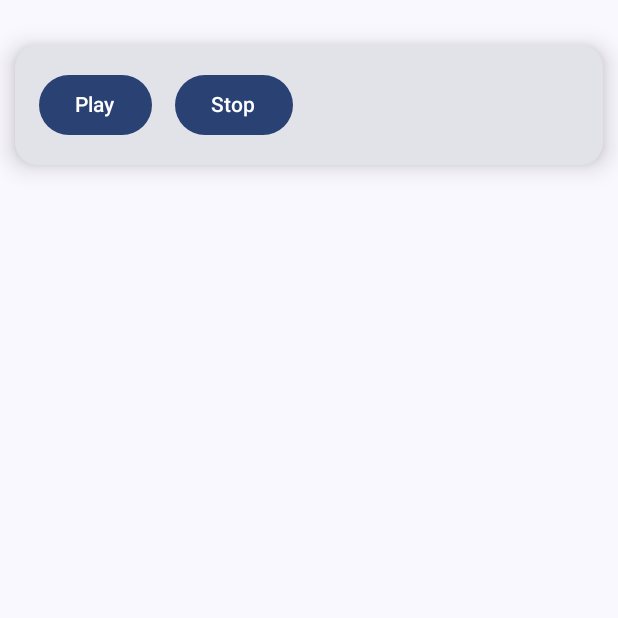
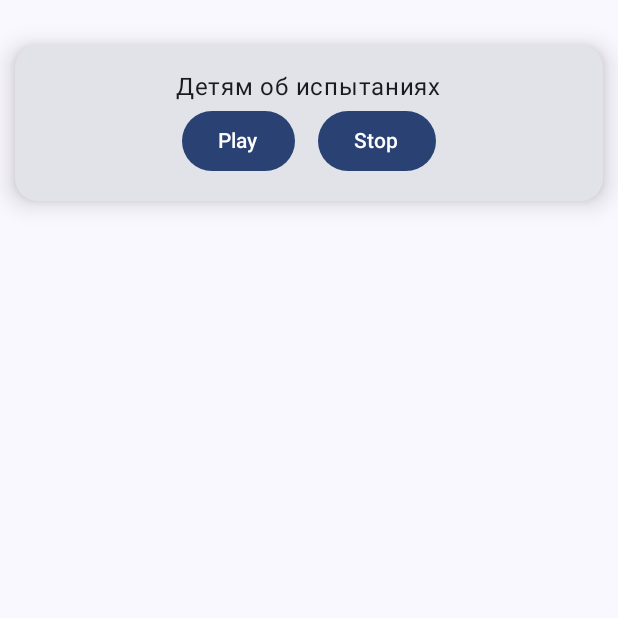
Before and after one commit to Ilshat700/DostovernoObIslame, an Android app built with Jetpack Compose: the composable Audio1 shown on its own in the app's theme, on a phone screen of 412 x 824 dp, the top half of it. Run offline under Robolectric (Android 15) with nearby library versions, the phone set to English and light mode, and no system bars.

Commit message:
edited LecturesScreen

```diff
--- a/app/src/main/java/com/ilshatcompany/dostovernoobislame/LecturesScreen.kt
+++ b/app/src/main/java/com/ilshatcompany/dostovernoobislame/LecturesScreen.kt
@@ -81,18 +81,24 @@ fun Audio1() {
     Card(
         modifier = Modifier
             .fillMaxWidth()
-            .padding(10.dp,30.dp),
+            .padding(10.dp, 30.dp),
         shape = RoundedCornerShape(15.dp),
         elevation = CardDefaults.cardElevation(10.dp)
     ) {
-        Box {
-            Row(
+        Box(
+            modifier = Modifier.fillMaxWidth(),
+            contentAlignment = Alignment.Center
+        ) {
+            Column(
                 modifier = Modifier
-//            .fillMaxSize()
                     .padding(16.dp),
-                horizontalArrangement = Arrangement.Center,
-                verticalAlignment = Alignment.CenterVertically
+                horizontalAlignment = Alignment.CenterHorizontally,
+                verticalArrangement = Arrangement.Center
             ) {
+
+                Text(text = "Детям об испытаниях")
+
+                Row {
                     Button(
                         onClick = {
                             if (isPlaying) {
@@ -118,41 +124,9 @@ fun Audio1() {
                         Text(text = "Stop")
                     }
                 }
+
+            }
         }
     }
 
-
-//    Row(
-//        modifier = Modifier
-////            .fillMaxSize()
-//            .padding(16.dp),
-//        horizontalArrangement = Arrangement.Center,
-//        verticalAlignment = Alignment.CenterVertically
-//    ) {
-//        Button(
-//            onClick = {
-//                if (isPlaying) {
-//                    mediaPlayer.pause()
-//                } else {
-//                    mediaPlayer.start()
-//                }
-//                isPlaying = !isPlaying
-//            }
-//        ) {
-//            Text(text = if (isPlaying) "Pause" else "Play")
-//        }
-//
-//        Spacer(modifier = Modifier.width(15.dp))
-//
-//        Button(
-//            onClick = {
-//                mediaPlayer.stop()
-//                mediaPlayer.prepare() // Подготовка для повторного воспроизведения
-//                isPlaying = false
-//            }
-//        ) {
-//            Text(text = "Stop")
-//        }
-//    }
-
 }
--- a/app/src/main/java/com/ilshatcompany/dostovernoobislame/PostsScreen.kt
+++ b/app/src/main/java/com/ilshatcompany/dostovernoobislame/PostsScreen.kt
@@ -62,7 +62,10 @@ private fun ListItem(name: String, prof: String) {
                     painter = painterResource(id = R.drawable.dostoverno_ob_islame512),
                     contentDescription = "image",
                     contentScale = ContentScale.Crop,
-                    modifier = Modifier.padding(5.dp).size(64.dp).clip(CircleShape)
+                    modifier = Modifier
+                        .padding(5.dp)
+                        .size(64.dp)
+                        .clip(CircleShape)
                 )
             }
         }
```
Lines whose indentation alone changed are shown as unchanged.
